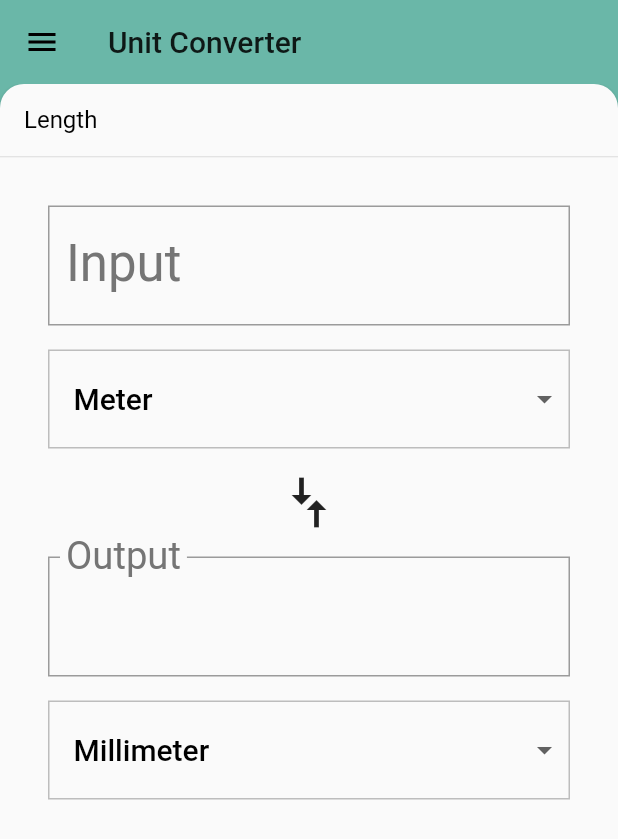
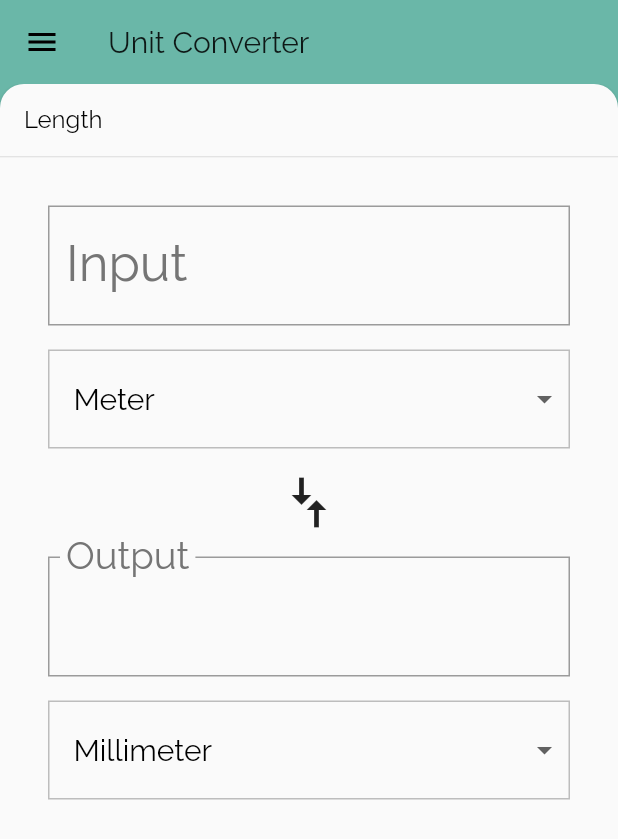
Before and after one commit to deepakmkoshy/Conversion_app, a Flutter app: the screen it shows after launch, on a phone screen of 412 x 824 dp. Shown: the top 839 px of the screen. Run offline on Flutter 3.47's test engine with Material 2 defaults, Android fonts, the phone set to English and light mode, and no system bars.

Commit message:
Updated Raleway font across the app

```diff
--- a/lib/main.dart
+++ b/lib/main.dart
@@ -9,7 +9,6 @@ import 'package:flutter/material.dart';
 // You can use a relative import, i.e. `import 'category.dart';` or
 // a package import, as shown below.
 // More details at http://dart-lang.github.io/linter/lints/avoid_relative_lib_imports.html
-import 'package:conversion_app/category.dart';
 import 'category_route.dart';
 
 // TODO: Pass this information into your custom [Category] widget
@@ -31,9 +30,11 @@ class UnitConverterApp extends StatelessWidget {
       debugShowCheckedModeBanner: false,
       title: 'Unit Converter',
       theme: ThemeData(
+        fontFamily: 'Raleway',
         textTheme: Theme.of(context).textTheme.apply(
         bodyColor: Colors.black,
         displayColor: Colors.grey[600],
+        fontFamily: 'Raleway',
       ),
       primaryColor: Colors.grey[500],
       textSelectionHandleColor: Colors.green[500],
--- a/pubspec.yaml
+++ b/pubspec.yaml
@@ -55,7 +55,7 @@ flutter:
   fonts:
     - family: Raleway
       fonts:
-            - asset: third_party/Raleway-Regular.ttf
+        - asset: third_party/Raleway-Regular.ttf
 
   # To add assets to your application, add an assets section, like this:
   # assets:
```
